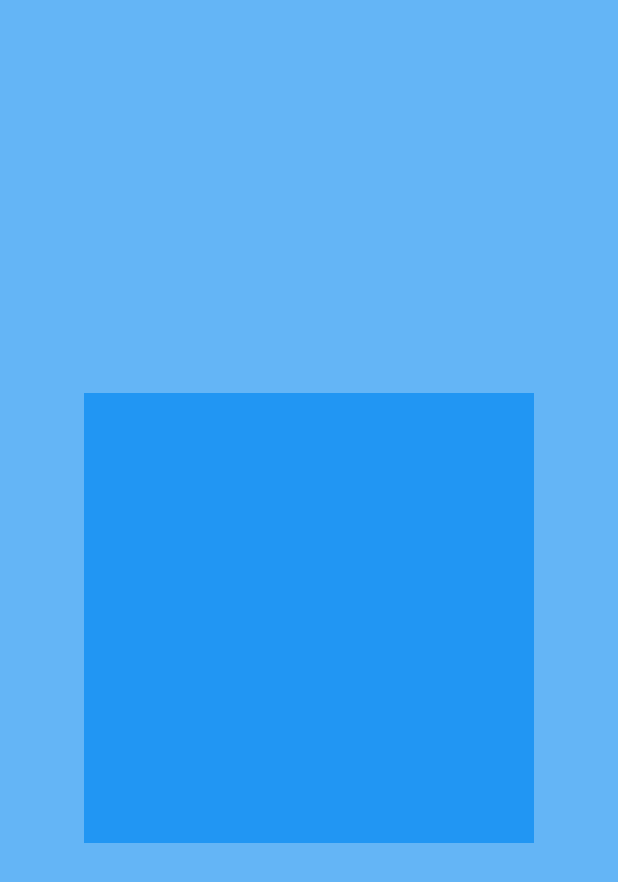
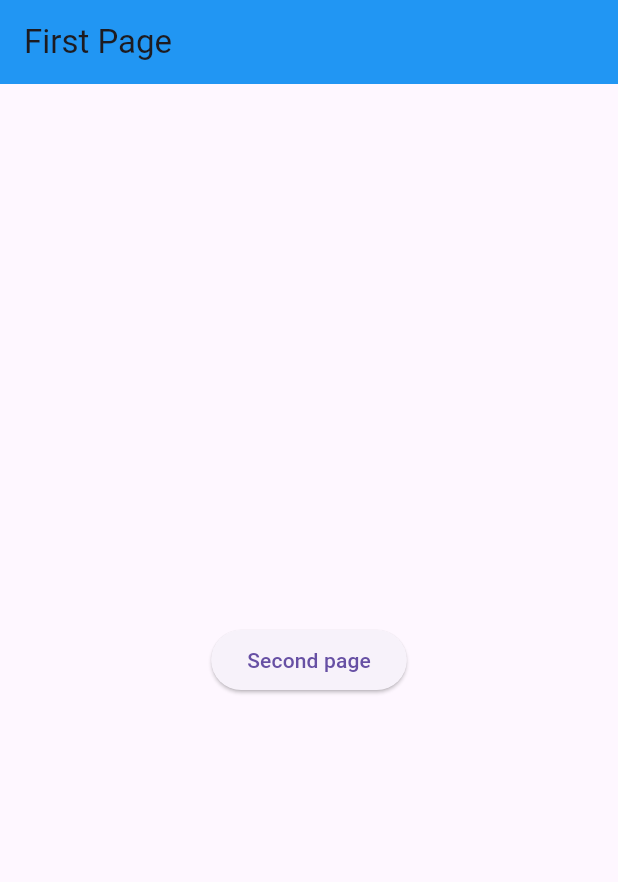
Before and after one commit to JakeOJeff/basics, a Flutter app: the screen it shows after launch, on a phone screen of 412 x 824 dp. Shown: the top 882 px of the screen. Run offline on Flutter 3.47's test engine with Material 3 defaults, Android fonts, the phone set to English and light mode, and no system bars.

Commit message:
Added Navigation

```diff
--- a/lib/main.dart
+++ b/lib/main.dart
@@ -1,3 +1,4 @@
+import 'package:basics/pages/first.dart';
 import 'package:flutter/material.dart';
 
 void main() {
@@ -11,24 +12,7 @@ class MyApp extends StatelessWidget {
   Widget build(BuildContext context) {
     return MaterialApp(
       debugShowCheckedModeBanner: false, // Disables Debug Banner
-      home: Scaffold(
-        backgroundColor: Colors.blue[300],
-
-        body: Center(
-
-          child: GestureDetector(
-            onTap: (){
-              print("test");
-            },
-            child: Container(
-              height: 300,
-              width : 300,
-              color: Colors.blue[500]
-            ),
-          )
-
-        ),
-      ),
+      home: FirstPage()
     );
   }
 }
--- /dev/null
+++ b/lib/pages/first.dart
@@ -0,0 +1,28 @@
+import 'package:basics/pages/second.dart';
+import 'package:flutter/material.dart';
+
+class FirstPage extends StatelessWidget{
+  const FirstPage({super.key});
+
+  @override
+  Widget build(BuildContext context) {
+    // TODO: implement build
+    return Scaffold(
+      appBar: AppBar(
+        title: Text("First Page"),
+        backgroundColor: Colors.blue,
+      ),
+      body: Center(
+        child: ElevatedButton(
+          onPressed: (){
+            Navigator.push(
+              context,
+              MaterialPageRoute(builder: (context)=> SecondPage())
+            );
+          },
+          child: Text("Second page")
+        )
+      )
+    );
+  }
+}
```
Also changed, not shown: lib/pages/second.dart (added, +15 -0 lines), 1 other file.
